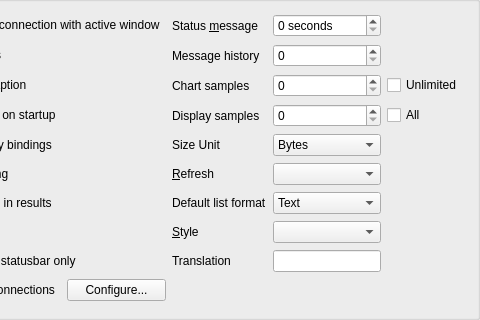
First picture: the form in src/widgets/toglobalsettingui.ui, repository tora-tool/tora, before the edit; both pictures show x 120 to 600 and y 362 to 682 of the 600 by 682 pixel window.
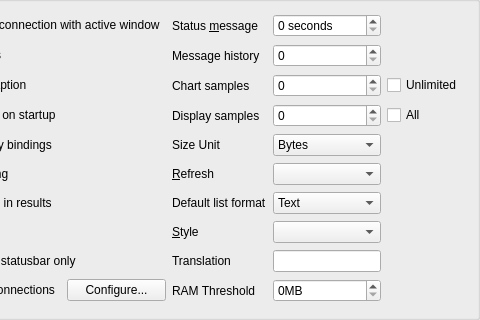
Second picture: the form after the edit. Custom widgets are drawn as their Qt base class.

```diff
--- a/src/widgets/toglobalsettingui.ui
+++ b/src/widgets/toglobalsettingui.ui
@@ -626,6 +626,23 @@
         </property>
        </widget>
       </item>
+      <item row="9" column="1">
+       <widget class="QLabel" name="RamThesholdLabel">
+        <property name="text">
+         <string>RAM Threshold</string>
+        </property>
+       </widget>
+      </item>
+      <item row="9" column="2">
+       <widget class="QSpinBox" name="RamThresholdInt">
+        <property name="suffix">
+         <string>MB</string>
+        </property>
+        <property name="maximum">
+         <number>999999999</number>
+        </property>
+       </widget>
+      </item>
      </layout>
     </widget>
    </item>
```
Left out of the diff: 11 changed lines with no effect on the pictures.
